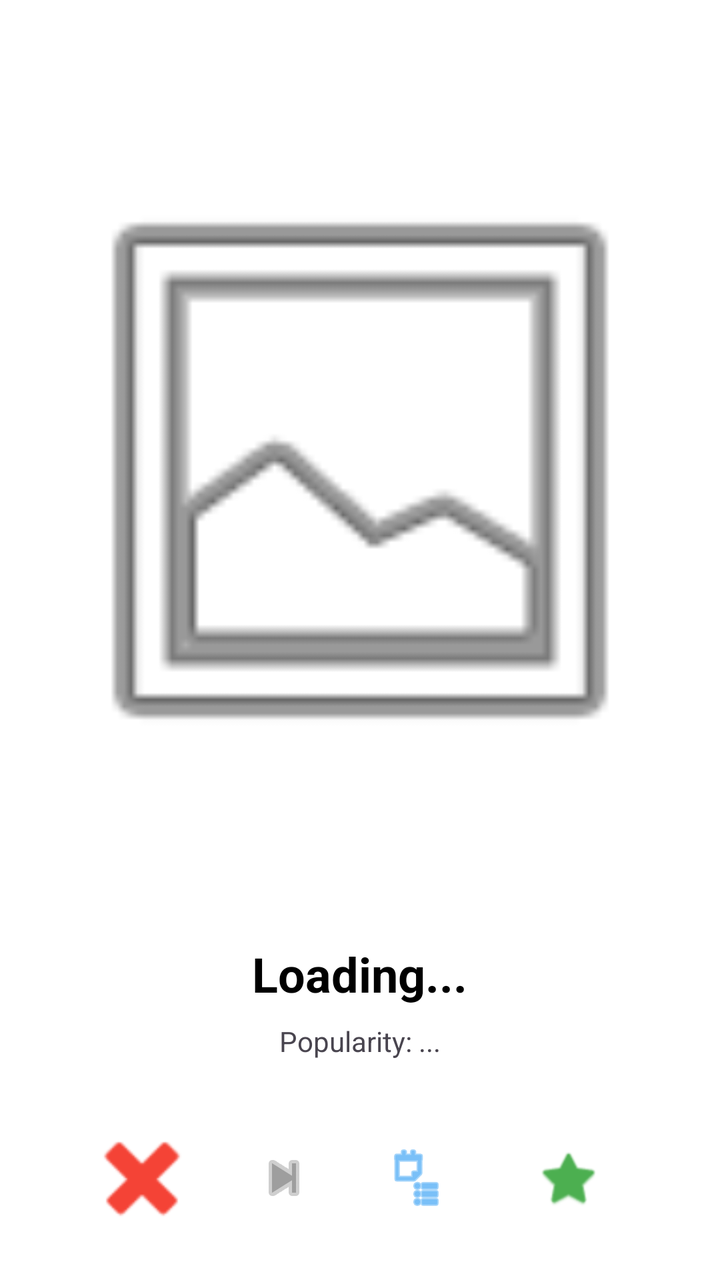
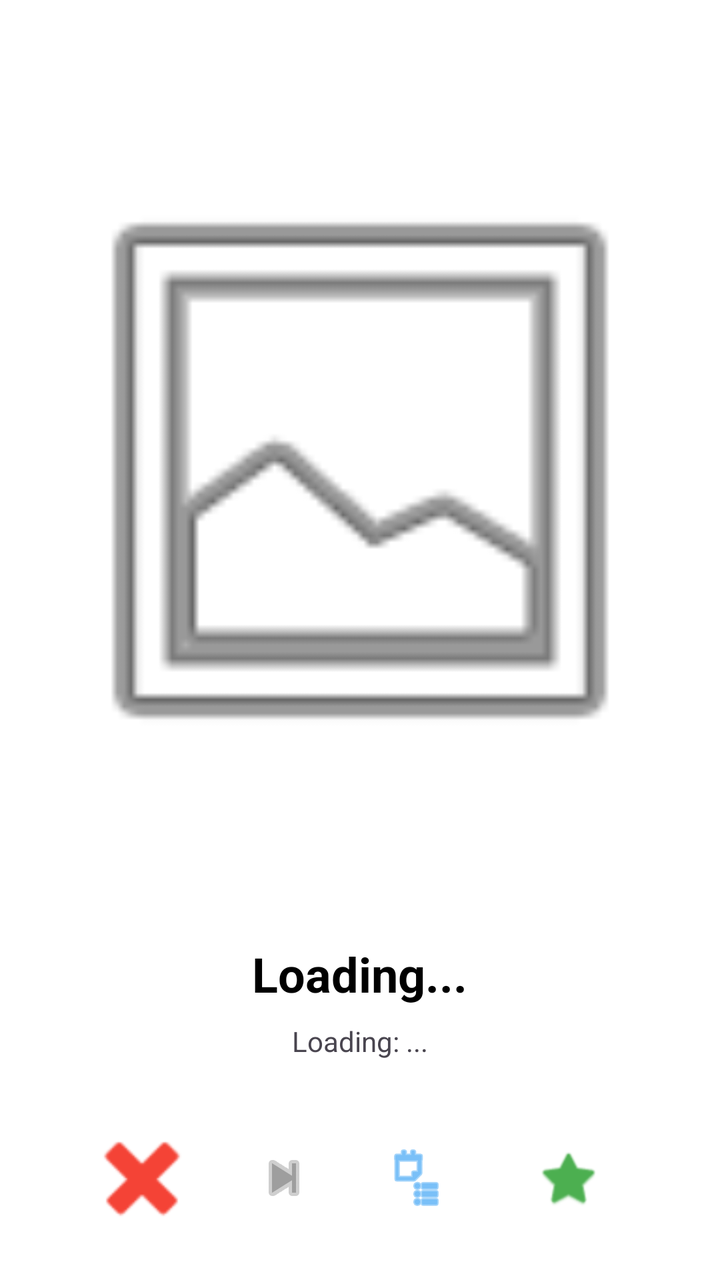

Compare the two renders of this Android layout. The source of the first and the diff that turns it into the second are given below.
<!-- AndroidManifest.xml: application theme Theme.AnimeRecsClient -->
<!-- res/layout/fragment_evaluation.xml -->
<?xml version="1.0" encoding="utf-8"?>
<LinearLayout xmlns:android="http://schemas.android.com/apk/res/android"
    android:layout_width="match_parent"
    android:layout_height="match_parent"
    android:orientation="vertical"
    android:background="#FFFFFF"
    android:padding="16dp">

    <LinearLayout
        android:layout_width="match_parent"
        android:layout_height="0dp"
        android:layout_weight="1"
        android:orientation="vertical"
        android:gravity="center">

        <ImageView
            android:id="@+id/ivAnimePoster"
            android:layout_width="match_parent"
            android:layout_height="0dp"
            android:layout_weight="1"
            android:scaleType="fitCenter"
            android:src="@android:drawable/ic_menu_gallery"
            android:layout_marginBottom="16dp"/>

        <TextView
            android:id="@+id/tvAnimeTitle"
            android:layout_width="wrap_content"
            android:layout_height="wrap_content"
            android:text="Loading..."
            android:textSize="24sp"
            android:textStyle="bold"
            android:textAlignment="center"
            android:textColor="#000000"/>

        <TextView
            android:id="@+id/tvAnimePopularity"
            android:layout_width="wrap_content"
            android:layout_height="wrap_content"
            android:text="Popularity: ..."
            android:textSize="14sp"
            android:layout_marginTop="8dp"/>

    </LinearLayout>

    <LinearLayout
        android:layout_width="match_parent"
        android:layout_height="wrap_content"
        android:orientation="horizontal"
        android:layout_marginTop="24dp"
        android:gravity="center">

        <ImageButton
            android:id="@+id/btnDislike"
            android:layout_width="60dp"
            android:layout_height="60dp"
            android:background="@android:color/transparent"
            android:src="@android:drawable/ic_delete"
            android:scaleType="fitCenter"
            android:tint="#F44336"
            android:contentDescription="Dislike"
            android:layout_marginEnd="16dp"/>

        <ImageButton
            android:id="@+id/btnSkip"
            android:layout_width="50dp"
            android:layout_height="50dp"
            android:background="@android:color/transparent"
            android:src="@android:drawable/ic_media_next"
            android:tint="#9E9E9E"
            android:contentDescription="Skip"
            android:layout_marginEnd="16dp"/>

        <ImageButton
            android:id="@+id/btnPlan"
            android:layout_width="50dp"
            android:layout_height="50dp"
            android:background="@android:color/transparent"
            android:src="@android:drawable/ic_menu_agenda"
            android:tint="#2196F3"
            android:contentDescription="Plan to Watch"
            android:layout_marginEnd="16dp"/>

        <ImageButton
            android:id="@+id/btnLike"
            android:layout_width="70dp"
            android:layout_height="70dp"
            android:background="@android:color/transparent"
            android:src="@android:drawable/btn_star_big_on"
            android:tint="#4CAF50"
            android:contentDescription="Like"/>

    </LinearLayout>

</LinearLayout>
<!-- resources referenced by this layout -->
<resources>
  <style name="Theme.AnimeRecsClient" parent="Base.Theme.AnimeRecsClient" />
  <style name="Base.Theme.AnimeRecsClient" parent="Theme.Material3.DayNight.NoActionBar">
          
          
      </style>
</resources>

<!-- the commit's change to res/layout/fragment_evaluation.xml (unified diff, before → after) -->
@@ -33,10 +33,10 @@
             android:textColor="#000000"/>
 
         <TextView
-            android:id="@+id/tvAnimePopularity"
+            android:id="@+id/tvAnimeEnTitle"
             android:layout_width="wrap_content"
             android:layout_height="wrap_content"
-            android:text="Popularity: ..."
+            android:text="Loading: ..."
             android:textSize="14sp"
             android:layout_marginTop="8dp"/>
 
